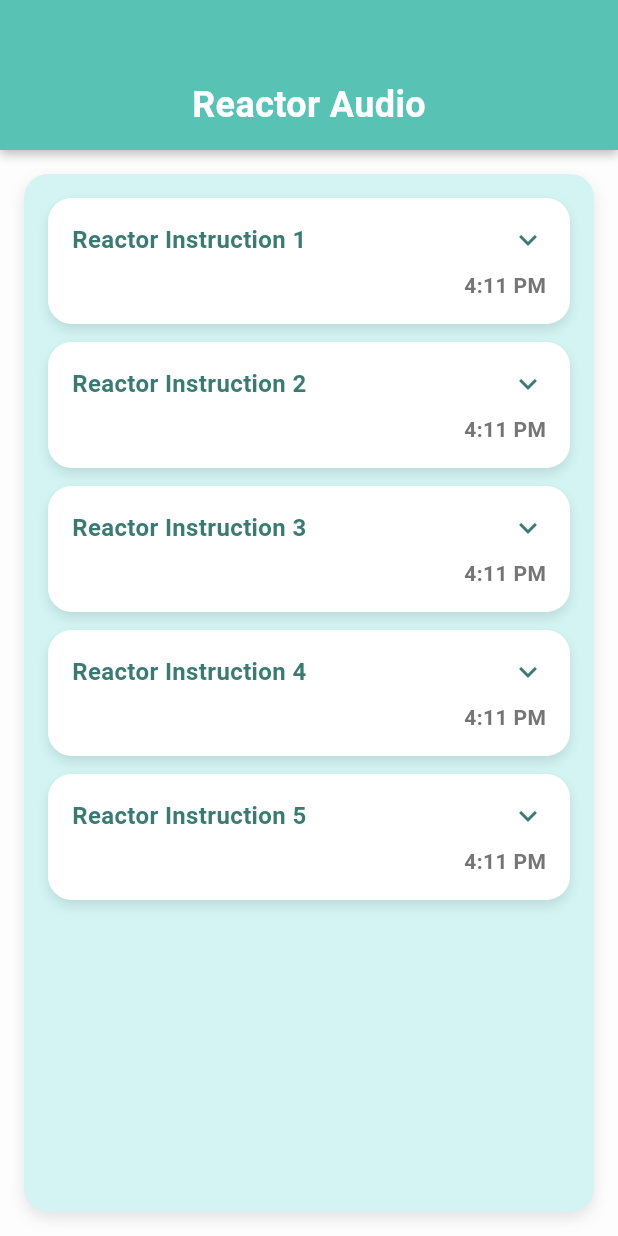
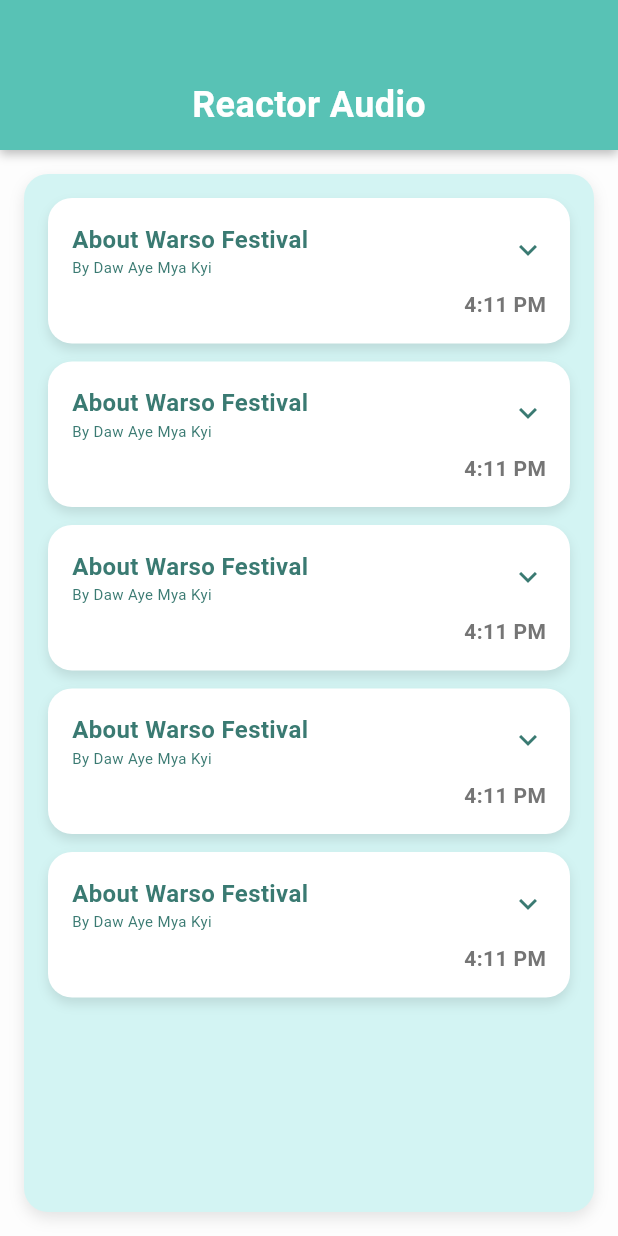
Before and after one commit to kyawnaing19/shweeshaungDaily, a Flutter app: the ReactorAudioPage screen opened directly, on a phone screen of 412 x 824 dp. Run offline on Flutter 3.47's test engine with Material 3 defaults, Android fonts, the phone set to English and light mode, and no system bars; our stand-ins replace audioplayers, cross_file, curved_navigation_bar, dotted_border, dropdown_button2, google_fonts and 3 more; missing offline and left inert: flutter_quill, record; accounts and stored records are empty.

Commit message:
add another teacher name text widget for teacher in audio_view.dart

```diff
--- a/lib/views/audio_view.dart
+++ b/lib/views/audio_view.dart
@@ -172,13 +172,25 @@ class _ReactorAudioPageState extends State<ReactorAudioPage>
             Row(
               mainAxisAlignment: MainAxisAlignment.spaceBetween,
               children: [
+                Column(
+                  crossAxisAlignment: CrossAxisAlignment.start,
+                  children: [
                     Text(
-                  "Reactor Instruction ${index + 1}",
+                      "About Warso Festival",
                       style: const TextStyle(
                         fontSize: 16,
                         fontWeight: FontWeight.bold,
                         color: Color(0xFF3A7A72),
                       ),
+                    ),
+                    Text(
+                      "By Daw Aye Mya Kyi",
+                      style: const TextStyle(
+                        fontSize: 10,
+                        color: Color(0xFF3A7A72),
+                      ),
+                    ),
+                  ],
                 ),
                 AnimatedRotation(
                   turns: isExpanded ? 0.5 : 0,
```
Lines whose indentation alone changed are shown as unchanged.
